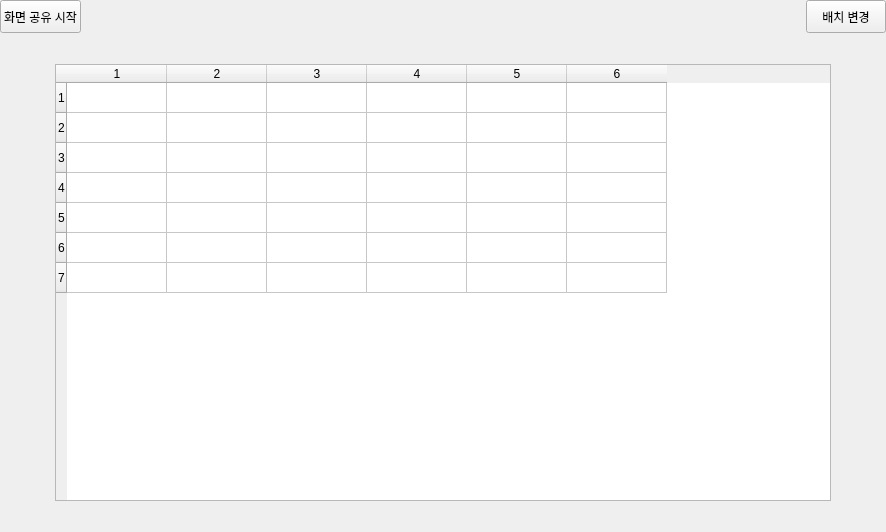
Old version of the form Server/ui/command_center.ui in the repository HYLogs/CapstoneDesign.
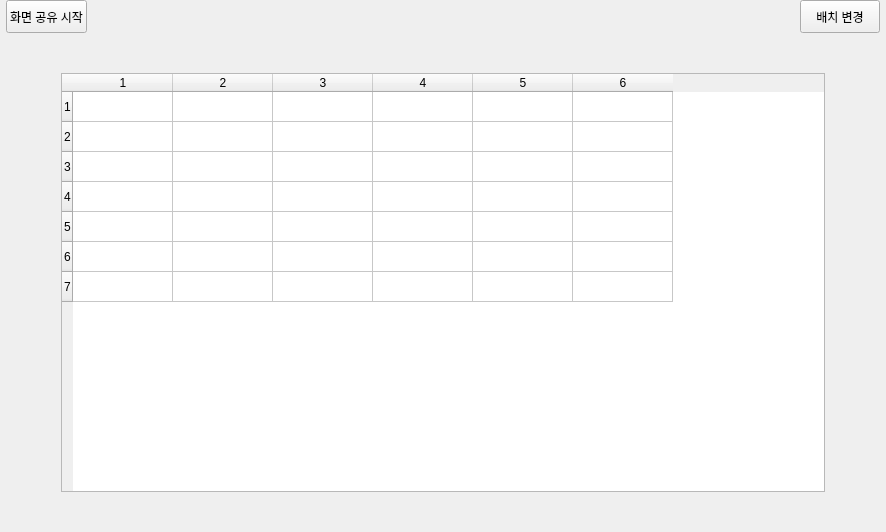
New version of the form.

What changed in the file:
```diff
--- a/Server/ui/command_center.ui
+++ b/Server/ui/command_center.ui
@@ -15,13 +15,13 @@
   </property>
   <layout class="QGridLayout" name="gridLayout">
    <property name="leftMargin">
-    <number>0</number>
+    <number>6</number>
    </property>
    <property name="topMargin">
     <number>0</number>
    </property>
    <property name="rightMargin">
-    <number>0</number>
+    <number>6</number>
    </property>
    <property name="bottomMargin">
     <number>0</number>
@@ -93,7 +93,7 @@
         </spacer>
        </item>
        <item>
-        <layout class="QVBoxLayout" name="verticalLayout" stretch="1,14,1">
+        <layout class="QVBoxLayout" name="verticalLayout" stretch="0,1,0">
          <item>
           <spacer name="verticalSpacer">
            <property name="orientation">
```
Left out of the diff: 10 changed lines with no effect on the pictures.
